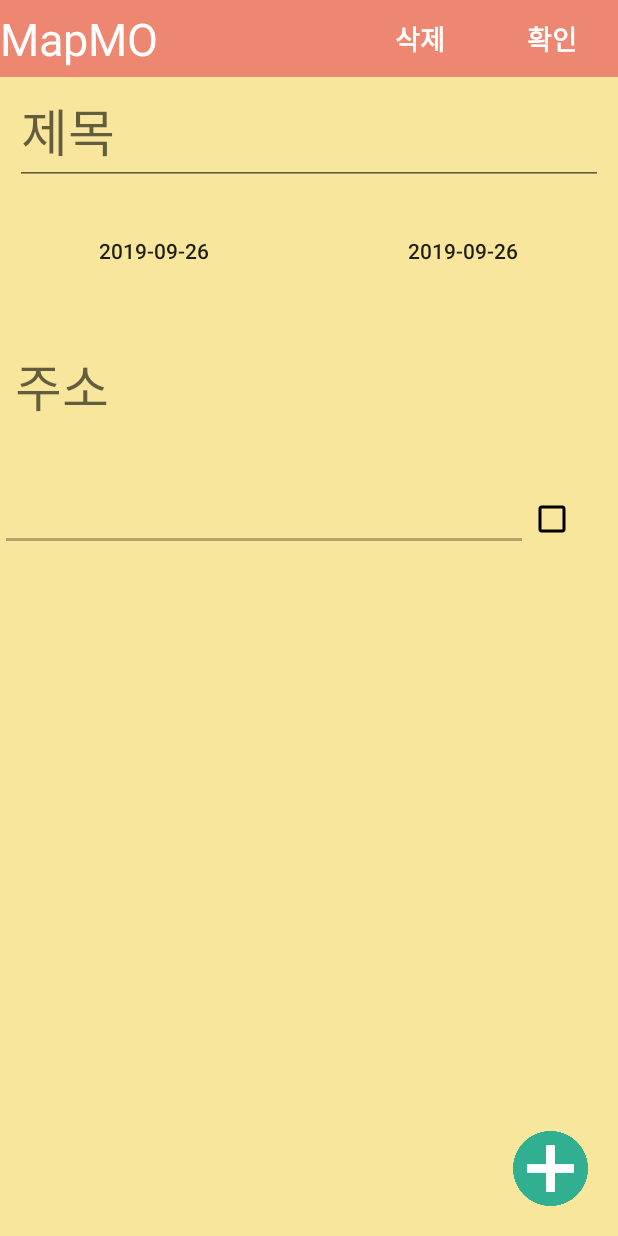
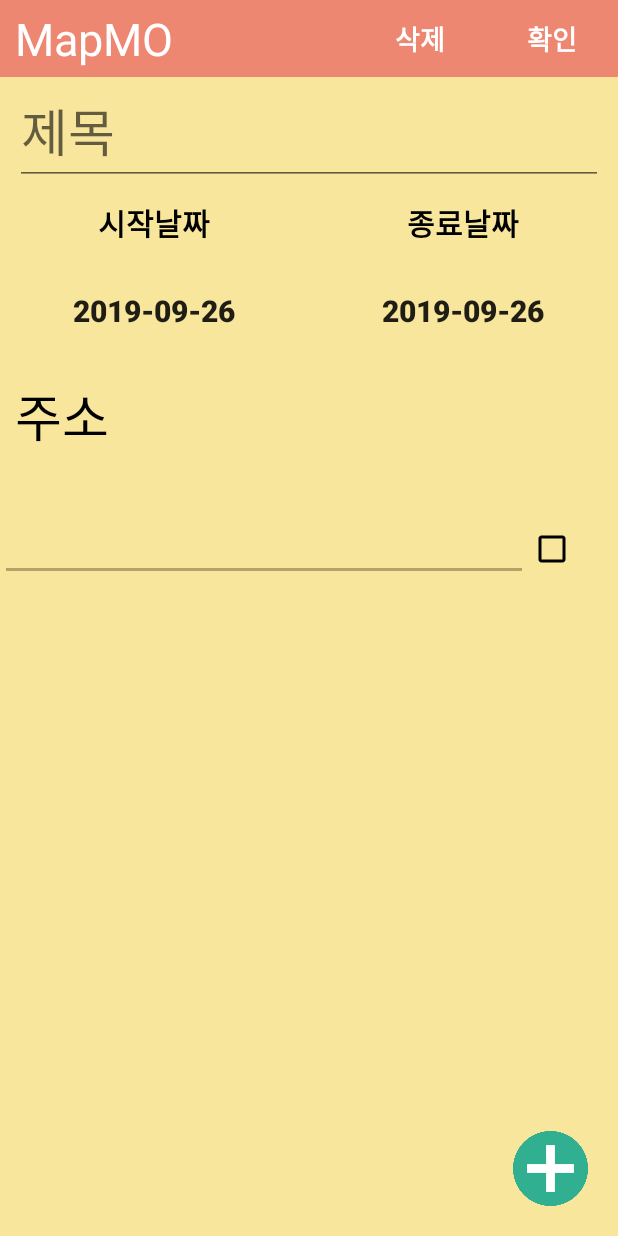
Before and after one commit to JosephNaa/MapmoProject, an Android app: the addMemoActivity screen opened directly, with no data from a screen before it, after a tap on an icon or button, on a phone screen of 412 x 824 dp. Run offline under Robolectric (Android 15) with nearby library versions, the light colour scheme and no system bars.

Commit message:
2019/09/26 사이즈, 마진 등 수정, 커스텀마커 적용

```diff
--- a/Mapmo/app/src/main/java/com/example/mapmo/MainActivity.java
+++ b/Mapmo/app/src/main/java/com/example/mapmo/MainActivity.java
@@ -9,6 +9,7 @@ import android.content.DialogInterface;
 import android.content.Intent;
 import android.content.pm.PackageManager;
 import android.database.Cursor;
+import android.graphics.Bitmap;
 import android.graphics.BitmapFactory;
 import android.graphics.Color;
 import android.graphics.Point;
@@ -19,7 +20,6 @@ import android.location.LocationManager;
 import android.os.Build;
 import android.os.Bundle;
 import android.os.Looper;
-import android.text.TextUtils;
 import android.util.Log;
 import android.view.View;
 import android.view.WindowManager;
@@ -64,9 +64,7 @@ import com.google.firebase.database.DatabaseReference;
 import com.google.firebase.database.FirebaseDatabase;
 
 import java.io.IOException;
-import java.text.SimpleDateFormat;
 import java.util.ArrayList;
-import java.util.Date;
 import java.util.List;
 import java.util.Locale;
 import java.util.Random;
@@ -376,12 +374,16 @@ public class MainActivity extends AppCompatActivity implements OnMapReadyCallbac
 
                 // 구글 맵에 표시할 마커에 대한 옵션 설정
                 makerOptions = new MarkerOptions();
+
                 makerOptions
                         .position(mAddMarker)
                         .title(getCurrentAddress(mAddMarker))
                         .snippet("위도:" + Double.parseDouble(String.valueOf(point.latitude))
                                 + " 경도:" + Double.parseDouble( String.valueOf(point.longitude)))
-                        .icon(BitmapDescriptorFactory.defaultMarker(BitmapDescriptorFactory.HUE_AZURE));
+                        .icon(BitmapDescriptorFactory.fromResource(R.drawable.icon_mapmo_marker));
+                        //.icon(BitmapDescriptorFactory.defaultMarker(BitmapDescriptorFactory.HUE_AZURE));
+
+
 
                 // 마커를 생성한다.
                 markerSelect = mMap.addMarker(makerOptions);
--- a/Mapmo/app/src/main/res/layout/activity_add_memo.xml
+++ b/Mapmo/app/src/main/res/layout/activity_add_memo.xml
@@ -10,16 +10,19 @@
 
         <ScrollView
             android:layout_width="wrap_content"
-            android:layout_height="wrap_content">
+            android:layout_height="match_parent"
+            android:fillViewport="true">
 
                 <LinearLayout
                     android:layout_width="match_parent"
-                    android:layout_height="wrap_content"
+                    android:layout_height="match_parent"
                     android:orientation="vertical">
+
                         <LinearLayout
                             android:layout_width="match_parent"
                             android:layout_height="wrap_content"
-                            android:background="#EE8772">
+                            android:background="#EE8772"
+                            android:orientation="horizontal">
                                 <TextView
                                     android:layout_marginTop="5dp"
                                     android:layout_marginBottom="5dp"
@@ -27,6 +30,7 @@
                                     android:layout_width="wrap_content"
                                     android:layout_height="wrap_content"
                                     android:text="MapMO"
+                                    android:layout_marginLeft="10dp"
                                     android:textColor="@android:color/white"
                                     android:textSize="30dp"/>
 
@@ -66,32 +70,64 @@
                             android:layout_width="match_parent"
                             android:layout_height="wrap_content"
                             android:orientation="horizontal"
+                            android:layout_marginTop="10dp">
+                                <TextView
+                                    android:layout_width="match_parent"
+                                    android:layout_height="wrap_content"
+                                    android:text="시작날짜"
+                                    android:textColor="@android:color/black"
+                                    android:textStyle="bold"
+                                    android:layout_weight="1"
+                                    android:gravity="center"
+                                    android:textSize="20dp"/>
+
+                                <TextView
+                                    android:layout_width="match_parent"
+                                    android:layout_height="wrap_content"
+                                    android:text="종료날짜"
+                                    android:textColor="@android:color/black"
+                                    android:textStyle="bold"
+                                    android:layout_weight="1"
+                                    android:gravity="center"
+                                    android:textSize="20dp"/>
+                        </LinearLayout>
+
+                        <LinearLayout
+                            android:layout_width="match_parent"
+                            android:layout_height="wrap_content"
+                            android:orientation="horizontal"
                             android:layout_marginTop="20dp"
-                            android:layout_marginBottom="20dp">
+                            android:layout_marginBottom="10dp">
+                                <Button
+                                    android:id="@+id/startDayBt"
+                                    style="?android:attr/borderlessButtonStyle"
+                                    android:layout_width="match_parent"
+                                    android:layout_height="wrap_content"
+                                    android:layout_weight="1"
+                                    android:textSize="20dp"
+                                    android:textStyle="bold"
+                                    android:background="#F8E69C"
+                                    android:text="Button" />
+
                                 <Button
                                     android:id="@+id/finishDayBt"
                                     style="?android:attr/borderlessButtonStyle"
                                     android:layout_width="match_parent"
                                     android:layout_height="wrap_content"
                                     android:layout_weight="1"
+                                    android:textSize="20dp"
+                                    android:textStyle="bold"
                                     android:background="#F8E69C"
                                     android:text="Button" />
 
-                                <Button
-                                    android:id="@+id/startDayBt"
-                                    style="?android:attr/borderlessButtonStyle"
-                                    android:layout_width="match_parent"
-                                    android:layout_height="wrap_content"
-                                    android:layout_weight="1"
-                                    android:background="#F8E69C"
-                                    android:text="Button" />
                         </LinearLayout>
                         <TextView
                             android:id="@+id/textView2"
                             android:layout_width="match_parent"
                             android:layout_height="wrap_content"
-                            android:layout_marginTop="20sp"
+                            android:layout_marginTop="10dp"
                             android:text="주소"
+                            android:textColor="@android:color/black"
                             android:layout_marginLeft="10dp"
                             android:textAppearance="@style/TextAppearance.AppCompat.Display1" />
 
@@ -100,19 +136,21 @@
                             android:layout_width="match_parent"
                             android:layout_height="wrap_content"
                             android:text="TextView"
+                            android:textColor="@android:color/black"
                             android:layout_marginLeft="10dp"/>
 
                         <ListView
                             android:id="@+id/listview"
                             android:layout_width="match_parent"
-                            android:layout_height="380dp"
-                            android:layout_marginTop="20sp"
+                            android:layout_height="wrap_content"
+                            android:layout_marginTop="20dp"
                             android:background="#F8E69C"
                             android:divider="@color/common_google_signin_btn_text_dark_disabled"
                             android:scrollbars="none" />
 
 
                 </LinearLayout>
+
         </ScrollView>
 
         <LinearLayout
--- a/Mapmo/app/src/main/res/layout/activity_main.xml
+++ b/Mapmo/app/src/main/res/layout/activity_main.xml
@@ -23,6 +23,7 @@
             android:layout_weight="9"
             android:ems="10"
             android:hint="search"
+            android:layout_marginLeft="10dp"
             android:inputType="textPersonName"
             android:textColor="@android:color/white"
             android:textColorHint="@android:color/white"/>
--- a/Mapmo/app/src/main/res/layout/listview_memo.xml
+++ b/Mapmo/app/src/main/res/layout/listview_memo.xml
@@ -1,5 +1,6 @@
 <?xml version="1.0" encoding="utf-8"?>
-<LinearLayout xmlns:android="http://schemas.android.com/apk/res/android"
+<LinearLayout
+    xmlns:android="http://schemas.android.com/apk/res/android"
     android:layout_width="match_parent"
     android:layout_height="match_parent"
     android:background="#F8E69C"
@@ -25,4 +26,6 @@
         android:buttonTint="#000000"
         android:clickable="false"
         android:focusable="false" />
+
+
 </LinearLayout>
```
Also changed, not shown: Mapmo/app/src/main/res/drawable/icon_mapmo_marker.png (added), 1 other file.
